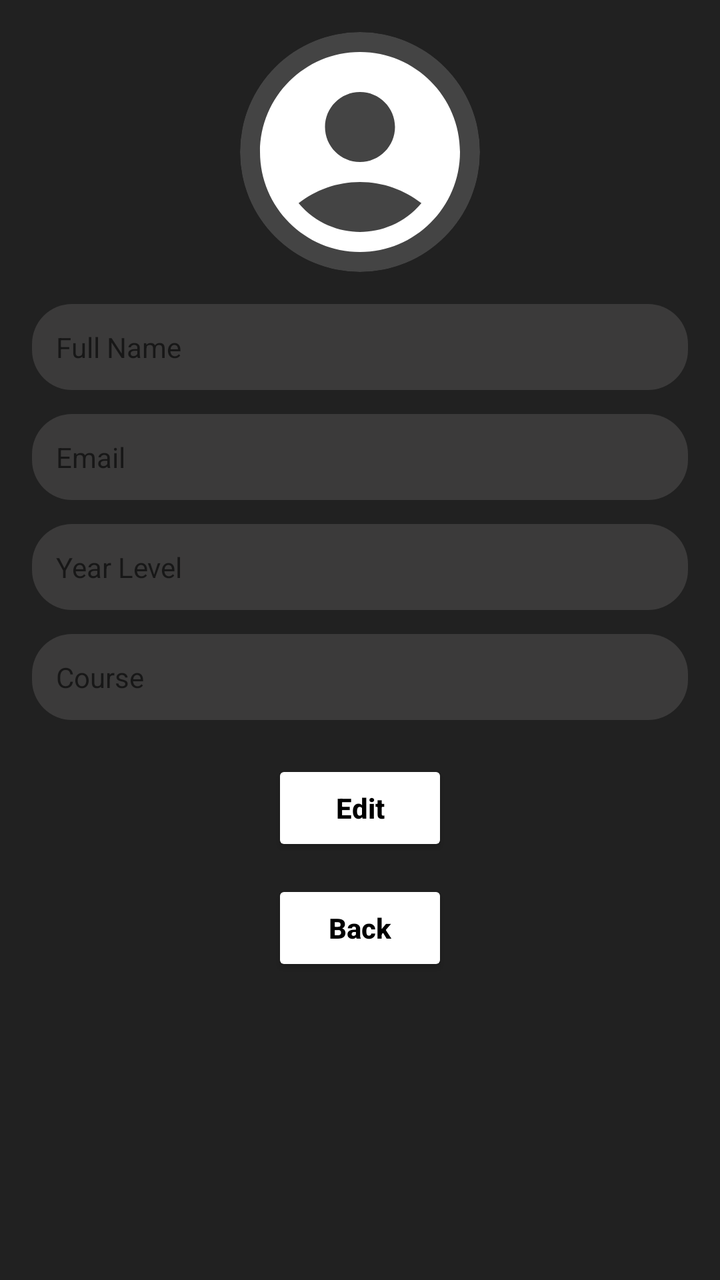
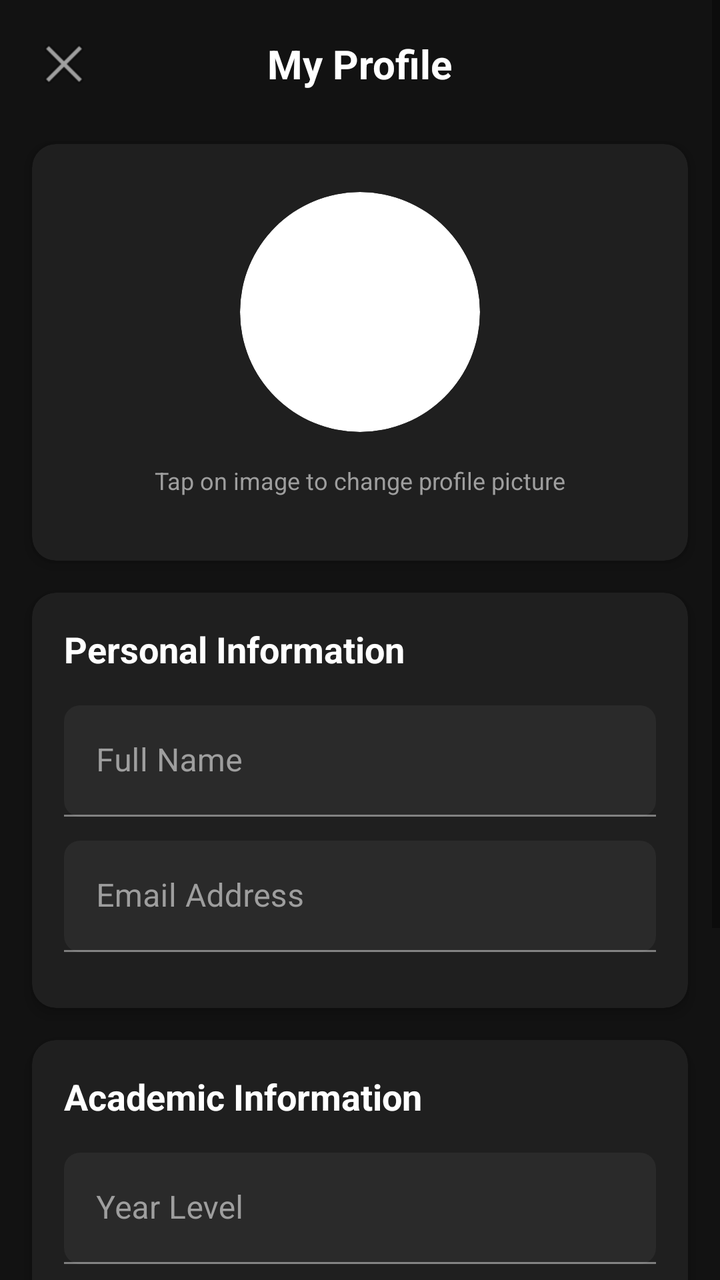

The first picture is an Android layout as it rendered before a commit; the second is the same layout after the commit. The layout source and the unified diff follow.
<!-- AndroidManifest.xml: application theme Theme.PeriodicPro -->
<!-- res/layout/activity_profile.xml -->
<?xml version="1.0" encoding="utf-8"?>
<ScrollView xmlns:android="http://schemas.android.com/apk/res/android"
    android:layout_width="match_parent"
    android:layout_height="match_parent"
    android:background="#212121"
    android:padding="16dp">

    <LinearLayout
        android:layout_width="match_parent"
        android:layout_height="wrap_content"
        android:orientation="vertical"
        android:gravity="center_horizontal">

        
        <ImageView
            android:id="@+id/profile_image"
            android:layout_width="120dp"
            android:layout_height="120dp"
            android:src="@drawable/ic_profile"
            android:layout_marginBottom="16dp"
            android:scaleType="centerCrop"
            android:background="@drawable/circle_background"
            android:clipToOutline="true"
            android:contentDescription="Profile Picture"
            android:padding="0dp" />

        
        <EditText
            android:id="@+id/etName"
            android:layout_width="match_parent"
            android:layout_height="wrap_content"
            android:hint="Full Name"
            android:textColor="#FFFFFF"
            android:background="@drawable/rounded_form_bg"
            android:padding="12dp"
            android:textSize="14sp"
            android:enabled="false"
            android:layout_marginBottom="12dp" />

        
        <EditText
            android:id="@+id/etEmail"
            android:layout_width="match_parent"
            android:layout_height="wrap_content"
            android:hint="Email"
            android:textColor="#FFFFFF"
            android:background="@drawable/rounded_form_bg"
            android:padding="12dp"
            android:textSize="14sp"
            android:enabled="false"
            android:layout_marginBottom="12dp" />

        
        <EditText
            android:id="@+id/etYear"
            android:layout_width="match_parent"
            android:layout_height="wrap_content"
            android:hint="Year Level"
            android:textColor="#FFFFFF"
            android:background="@drawable/rounded_form_bg"
            android:padding="12dp"
            android:textSize="14sp"
            android:enabled="false"
            android:layout_marginBottom="12dp" />

        
        <EditText
            android:id="@+id/etCourse"
            android:layout_width="match_parent"
            android:layout_height="wrap_content"
            android:hint="Course"
            android:textColor="#FFFFFF"
            android:background="@drawable/rounded_form_bg"
            android:padding="12dp"
            android:textSize="14sp"
            android:enabled="false"
            android:layout_marginBottom="20dp" />

        
        <Button
            android:id="@+id/btnEdit"
            android:layout_width="wrap_content"
            android:layout_height="wrap_content"
            android:text="Edit"
            android:textAllCaps="false"
            android:textStyle="bold"
            android:textColor="#000000"
            android:backgroundTint="#FFFFFF"
            android:layout_marginBottom="12dp" />

        
        <Button
            android:id="@+id/btnBack"
            android:layout_width="wrap_content"
            android:layout_height="wrap_content"
            android:text="Back"
            android:textAllCaps="false"
            android:textStyle="bold"
            android:textColor="#000000"
            android:backgroundTint="#FFFFFF" />
    </LinearLayout>
</ScrollView>
<!-- resources referenced by this layout -->
<resources>
  <!-- drawable circle_background (drawable) -->
  <shape xmlns:android="http://schemas.android.com/apk/res/android"
      android:shape="oval">
      <solid android:color="#444444"/> 
  </shape>
  <!-- drawable ic_profile (drawable) -->
  <vector xmlns:android="http://schemas.android.com/apk/res/android" android:height="24dp" android:tint="#FFFFFF" android:viewportHeight="24" android:viewportWidth="24" android:width="24dp">
        
      <path android:fillColor="@android:color/white" android:pathData="M12,2C6.48,2 2,6.48 2,12s4.48,10 10,10s10,-4.48 10,-10S17.52,2 12,2zM12,6c1.93,0 3.5,1.57 3.5,3.5S13.93,13 12,13s-3.5,-1.57 -3.5,-3.5S10.07,6 12,6zM12,20c-2.03,0 -4.43,-0.82 -6.14,-2.88C7.55,15.8 9.68,15 12,15s4.45,0.8 6.14,2.12C16.43,19.18 14.03,20 12,20z"/>
      
  </vector>
  <!-- drawable rounded_form_bg (drawable) -->
  <?xml version="1.0" encoding="utf-8"?>
  <shape xmlns:android="http://schemas.android.com/apk/res/android">
      <solid android:color="#3b3a3a"/> 
      <corners android:radius="20dp"/> 
  </shape>
  <style name="Theme.PeriodicPro" parent="Theme.AppCompat.DayNight.NoActionBar">
          <item name="colorPrimary">#212121</item>
          <item name="colorPrimaryDark">#171717</item>
          <item name="colorAccent">#00796B</item>
          <item name="android:windowBackground">#212121</item>
      </style>
</resources>

<!-- the commit's change to res/layout/activity_profile.xml (unified diff, before → after) -->
@@ -1,102 +1,264 @@
 <?xml version="1.0" encoding="utf-8"?>
 <ScrollView xmlns:android="http://schemas.android.com/apk/res/android"
+    xmlns:app="http://schemas.android.com/apk/res-auto"
+    android:id="@+id/profile_scroll_view"
     android:layout_width="match_parent"
     android:layout_height="match_parent"
-    android:background="#212121"
-    android:padding="16dp">
+    android:background="#121212"
+    android:fillViewport="true"
+    android:clipToPadding="false">
 
     <LinearLayout
         android:layout_width="match_parent"
         android:layout_height="wrap_content"
-        android:orientation="vertical"
-        android:gravity="center_horizontal">
-
-        
-        <ImageView
-            android:id="@+id/profile_image"
-            android:layout_width="120dp"
-            android:layout_height="120dp"
-            android:src="@drawable/ic_profile"
-            android:layout_marginBottom="16dp"
-            android:scaleType="centerCrop"
-            android:background="@drawable/circle_background"
-            android:clipToOutline="true"
-            android:contentDescription="Profile Picture"
-            android:padding="0dp" />
-
-        
-        <EditText
-            android:id="@+id/etName"
-            android:layout_width="match_parent"
-            android:layout_height="wrap_content"
-            android:hint="Full Name"
-            android:textColor="#FFFFFF"
-            android:background="@drawable/rounded_form_bg"
-            android:padding="12dp"
-            android:textSize="14sp"
-            android:enabled="false"
-            android:layout_marginBottom="12dp" />
-
-        
-        <EditText
-            android:id="@+id/etEmail"
-            android:layout_width="match_parent"
-            android:layout_height="wrap_content"
-            android:hint="Email"
-            android:textColor="#FFFFFF"
-            android:background="@drawable/rounded_form_bg"
-            android:padding="12dp"
-            android:textSize="14sp"
-            android:enabled="false"
-            android:layout_marginBottom="12dp" />
-
-        
-        <EditText
-            android:id="@+id/etYear"
-            android:layout_width="match_parent"
-            android:layout_height="wrap_content"
-            android:hint="Year Level"
-            android:textColor="#FFFFFF"
-            android:background="@drawable/rounded_form_bg"
-            android:padding="12dp"
-            android:textSize="14sp"
-            android:enabled="false"
-            android:layout_marginBottom="12dp" />
-
-        
-        <EditText
-            android:id="@+id/etCourse"
-            android:layout_width="match_parent"
-            android:layout_height="wrap_content"
-            android:hint="Course"
-            android:textColor="#FFFFFF"
-            android:background="@drawable/rounded_form_bg"
-            android:padding="12dp"
-            android:textSize="14sp"
-            android:enabled="false"
-            android:layout_marginBottom="20dp" />
-
-        
-        <Button
-            android:id="@+id/btnEdit"
-            android:layout_width="wrap_content"
-            android:layout_height="wrap_content"
-            android:text="Edit"
-            android:textAllCaps="false"
-            android:textStyle="bold"
-            android:textColor="#000000"
-            android:backgroundTint="#FFFFFF"
-            android:layout_marginBottom="12dp" />
-
-        
-        <Button
-            android:id="@+id/btnBack"
-            android:layout_width="wrap_content"
-            android:layout_height="wrap_content"
-            android:text="Back"
-            android:textAllCaps="false"
-            android:textStyle="bold"
-            android:textColor="#000000"
-            android:backgroundTint="#FFFFFF" />
+        android:orientation="vertical">
+
+        
+        <RelativeLayout
+            android:layout_width="match_parent"
+            android:layout_height="wrap_content"
+            android:padding="16dp">
+
+            <ImageButton
+                android:id="@+id/btnBack"
+                android:layout_width="32dp"
+                android:layout_height="32dp"
+                android:src="@android:drawable/ic_menu_close_clear_cancel"
+                android:background="?attr/selectableItemBackgroundBorderless"
+                android:contentDescription="Back"
+                android:layout_alignParentStart="true"
+                android:layout_centerVertical="true" />
+
+            <TextView
+                android:layout_width="wrap_content"
+                android:layout_height="wrap_content"
+                android:text="My Profile"
+                android:textColor="#FFFFFF"
+                android:textSize="20sp"
+                android:textStyle="bold"
+                android:layout_centerHorizontal="true"
+                android:layout_centerVertical="true" />
+
+        </RelativeLayout>
+
+        
+        <androidx.cardview.widget.CardView
+            android:layout_width="match_parent"
+            android:layout_height="wrap_content"
+            android:layout_marginHorizontal="16dp"
+            android:layout_marginVertical="8dp"
+            app:cardCornerRadius="12dp"
+            app:cardBackgroundColor="#1F1F1F"
+            app:cardElevation="4dp">
+
+            <LinearLayout
+                android:layout_width="match_parent"
+                android:layout_height="wrap_content"
+                android:orientation="vertical"
+                android:gravity="center"
+                android:padding="24dp">
+
+                
+                <androidx.cardview.widget.CardView
+                    android:layout_width="120dp"
+                    android:layout_height="120dp"
+                    app:cardCornerRadius="60dp"
+                    app:cardElevation="0dp"
+                    android:layout_marginBottom="16dp">
+
+                    <ImageView
+                        android:id="@+id/profile_image"
+                        android:layout_width="match_parent"
+                        android:layout_height="match_parent"
+                        android:src="@drawable/ic_profile"
+                        android:scaleType="centerCrop"
+                        android:contentDescription="Profile Picture" />
+
+                    <View
+                        android:layout_width="match_parent"
+                        android:layout_height="match_parent"
+                        android:background="?attr/selectableItemBackground"/>
+                </androidx.cardview.widget.CardView>
+
+                <TextView
+                    android:layout_width="wrap_content"
+                    android:layout_height="wrap_content"
+                    android:text="Tap on image to change profile picture"
+                    android:textColor="#9E9E9E"
+                    android:textSize="12sp"
+                    android:layout_marginBottom="8dp" />
+            </LinearLayout>
+        </androidx.cardview.widget.CardView>
+
+        
+        <androidx.cardview.widget.CardView
+            android:layout_width="match_parent"
+            android:layout_height="wrap_content"
+            android:layout_marginHorizontal="16dp"
+            android:layout_marginVertical="8dp"
+            app:cardCornerRadius="12dp"
+            app:cardBackgroundColor="#1F1F1F"
+            app:cardElevation="4dp">
+
+            <LinearLayout
+                android:layout_width="match_parent"
+                android:layout_height="wrap_content"
+                android:orientation="vertical"
+                android:padding="16dp">
+
+                <TextView
+                    android:layout_width="match_parent"
+                    android:layout_height="wrap_content"
+                    android:text="Personal Information"
+                    android:textColor="#FFFFFF"
+                    android:textSize="18sp"
+                    android:textStyle="bold"
+                    android:layout_marginBottom="16dp" />
+
+                
+                <com.google.android.material.textfield.TextInputLayout
+                    android:layout_width="match_parent"
+                    android:layout_height="wrap_content"
+                    android:hint="Full Name"
+                    android:textColorHint="#9E9E9E"
+                    app:boxBackgroundColor="#2A2A2A"
+                    app:boxCornerRadiusTopStart="8dp"
+                    app:boxCornerRadiusTopEnd="8dp"
+                    app:boxCornerRadiusBottomStart="8dp"
+                    app:boxCornerRadiusBottomEnd="8dp"
+                    android:layout_marginBottom="12dp">
+
+                    <com.google.android.material.textfield.TextInputEditText
+                        android:id="@+id/etName"
+                        android:layout_width="match_parent"
+                        android:layout_height="wrap_content"
+                        android:textColor="#FFFFFF"
+                        android:textSize="16sp"
+                        android:enabled="false" />
+                </com.google.android.material.textfield.TextInputLayout>
+
+                
+                <com.google.android.material.textfield.TextInputLayout
+                    android:layout_width="match_parent"
+                    android:layout_height="wrap_content"
+                    android:hint="Email Address"
+                    android:textColorHint="#9E9E9E"
+                    app:boxBackgroundColor="#2A2A2A"
+                    app:boxCornerRadiusTopStart="8dp"
+                    app:boxCornerRadiusTopEnd="8dp"
+                    app:boxCornerRadiusBottomStart="8dp"
+                    app:boxCornerRadiusBottomEnd="8dp"
+                    android:layout_marginBottom="12dp">
+
+                    <com.google.android.material.textfield.TextInputEditText
+                        android:id="@+id/etEmail"
+                        android:layout_width="match_parent"
+                        android:layout_height="wrap_content"
+                        android:textColor="#FFFFFF"
+                        android:textSize="16sp"
+                        android:inputType="textEmailAddress"
+                        android:enabled="false" />
+                </com.google.android.material.textfield.TextInputLayout>
+            </LinearLayout>
+        </androidx.cardview.widget.CardView>
+
+        
+        <androidx.cardview.widget.CardView
+            android:layout_width="match_parent"
+            android:layout_height="wrap_content"
+            android:layout_marginHorizontal="16dp"
+            android:layout_marginVertical="8dp"
+            app:cardCornerRadius="12dp"
+            app:cardBackgroundColor="#1F1F1F"
+            app:cardElevation="4dp">
+
+            <LinearLayout
+                android:layout_width="match_parent"
+                android:layout_height="wrap_content"
+                android:orientation="vertical"
+                android:padding="16dp">
+
+                <TextView
+                    android:layout_width="match_parent"
+                    android:layout_height="wrap_content"
+                    android:text="Academic Information"
+                    android:textColor="#FFFFFF"
+                    android:textSize="18sp"
+                    android:textStyle="bold"
+                    android:layout_marginBottom="16dp" />
+
+                
+                <com.google.android.material.textfield.TextInputLayout
+                    android:layout_width="match_parent"
+                    android:layout_height="wrap_content"
+                    android:hint="Year Level"
+                    android:textColorHint="#9E9E9E"
+                    app:boxBackgroundColor="#2A2A2A"
+                    app:boxCornerRadiusTopStart="8dp"
+                    app:boxCornerRadiusTopEnd="8dp"
+                    app:boxCornerRadiusBottomStart="8dp"
+                    app:boxCornerRadiusBottomEnd="8dp"
+                    android:layout_marginBottom="12dp">
+
+                    <com.google.android.material.textfield.TextInputEditText
+                        android:id="@+id/etYear"
+                        android:layout_width="match_parent"
+                        android:layout_height="wrap_content"
+                        android:textColor="#FFFFFF"
+                        android:textSize="16sp"
+                        android:enabled="false" />
+                </com.google.android.material.textfield.TextInputLayout>
+
+                
+                <com.google.android.material.textfield.TextInputLayout
+                    android:layout_width="match_parent"
+                    android:layout_height="wrap_content"
+                    android:hint="Course"
+                    android:textColorHint="#9E9E9E"
+                    app:boxBackgroundColor="#2A2A2A"
+                    app:boxCornerRadiusTopStart="8dp"
+                    app:boxCornerRadiusTopEnd="8dp"
+                    app:boxCornerRadiusBottomStart="8dp"
+                    app:boxCornerRadiusBottomEnd="8dp"
+                    android:layout_marginBottom="24dp">
+
+                    <com.google.android.material.textfield.TextInputEditText
+                        android:id="@+id/etCourse"
+                        android:layout_width="match_parent"
+                        android:layout_height="wrap_content"
+                        android:textColor="#FFFFFF"
+                        android:textSize="16sp"
+                        android:enabled="false" />
+                </com.google.android.material.textfield.TextInputLayout>
+            </LinearLayout>
+        </androidx.cardview.widget.CardView>
+
+        
+        <androidx.cardview.widget.CardView
+            android:layout_width="match_parent"
+            android:layout_height="wrap_content"
+            android:layout_marginHorizontal="16dp"
+            android:layout_marginVertical="16dp"
+            app:cardCornerRadius="12dp"
+            app:cardBackgroundColor="#1F1F1F"
+            app:cardElevation="4dp">
+
+            <com.google.android.material.button.MaterialButton
+                android:id="@+id/btnEdit"
+                android:layout_width="match_parent"
+                android:layout_height="wrap_content"
+                android:text="Edit Profile"
+                android:textColor="#FFFFFF"
+                android:textAllCaps="false"
+                android:padding="12dp"
+                app:backgroundTint="#1976D2"
+                app:cornerRadius="8dp"
+                android:layout_margin="16dp" />
+        </androidx.cardview.widget.CardView>
+        
+        
+        <View
+            android:layout_width="match_parent"
+            android:layout_height="16dp" />
     </LinearLayout>
 </ScrollView>
<!-- resource entries referenced after the edit -->
@@ -1,27 +1,19 @@
 <!-- resources referenced by this layout -->
 <resources>
-  <!-- drawable circle_background (drawable) -->
-  <shape xmlns:android="http://schemas.android.com/apk/res/android"
-      android:shape="oval">
-      <solid android:color="#444444"/> 
-  </shape>
   <!-- drawable ic_profile (drawable) -->
   <vector xmlns:android="http://schemas.android.com/apk/res/android" android:height="24dp" android:tint="#FFFFFF" android:viewportHeight="24" android:viewportWidth="24" android:width="24dp">
         
       <path android:fillColor="@android:color/white" android:pathData="M12,2C6.48,2 2,6.48 2,12s4.48,10 10,10s10,-4.48 10,-10S17.52,2 12,2zM12,6c1.93,0 3.5,1.57 3.5,3.5S13.93,13 12,13s-3.5,-1.57 -3.5,-3.5S10.07,6 12,6zM12,20c-2.03,0 -4.43,-0.82 -6.14,-2.88C7.55,15.8 9.68,15 12,15s4.45,0.8 6.14,2.12C16.43,19.18 14.03,20 12,20z"/>
       
   </vector>
-  <!-- drawable rounded_form_bg (drawable) -->
-  <?xml version="1.0" encoding="utf-8"?>
-  <shape xmlns:android="http://schemas.android.com/apk/res/android">
-      <solid android:color="#3b3a3a"/> 
-      <corners android:radius="20dp"/> 
-  </shape>
-  <style name="Theme.PeriodicPro" parent="Theme.AppCompat.DayNight.NoActionBar">
+  <style name="Theme.PeriodicPro" parent="Theme.MaterialComponents.DayNight.NoActionBar">
           <item name="colorPrimary">#212121</item>
           <item name="colorPrimaryDark">#171717</item>
           <item name="colorAccent">#00796B</item>
           <item name="android:windowBackground">#212121</item>
+          <item name="colorSecondary">#1976D2</item>
+          <item name="colorSurface">#1F1F1F</item>
+          <item name="colorOnSurface">#FFFFFF</item>
       </style>
 </resources>
 
